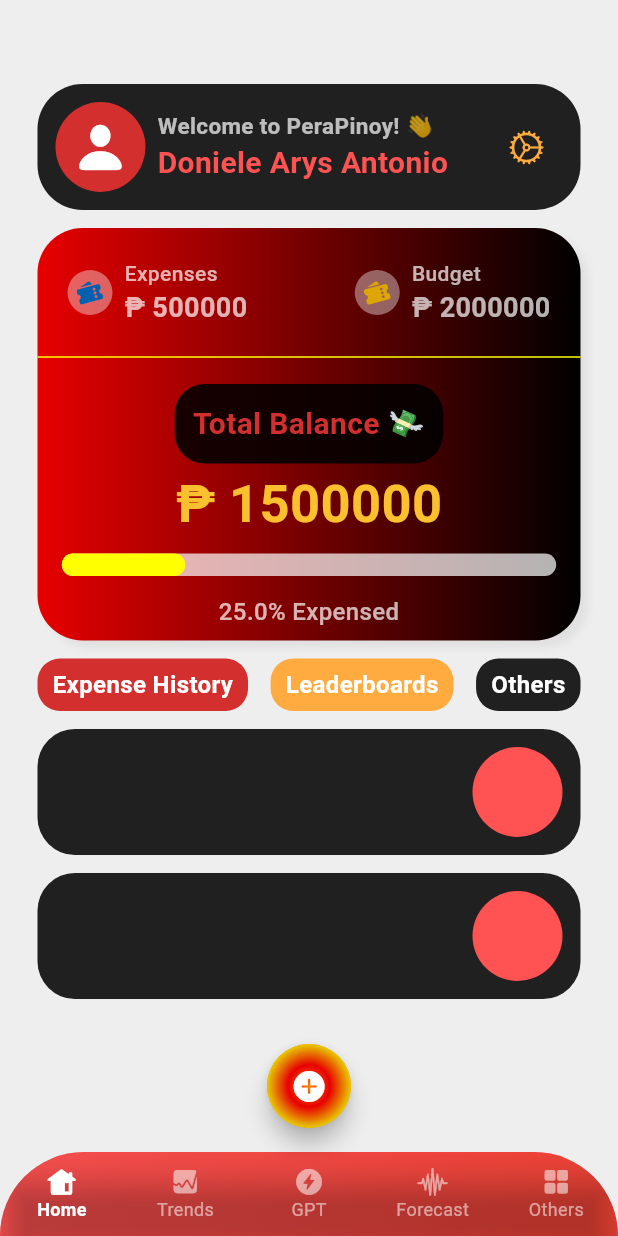
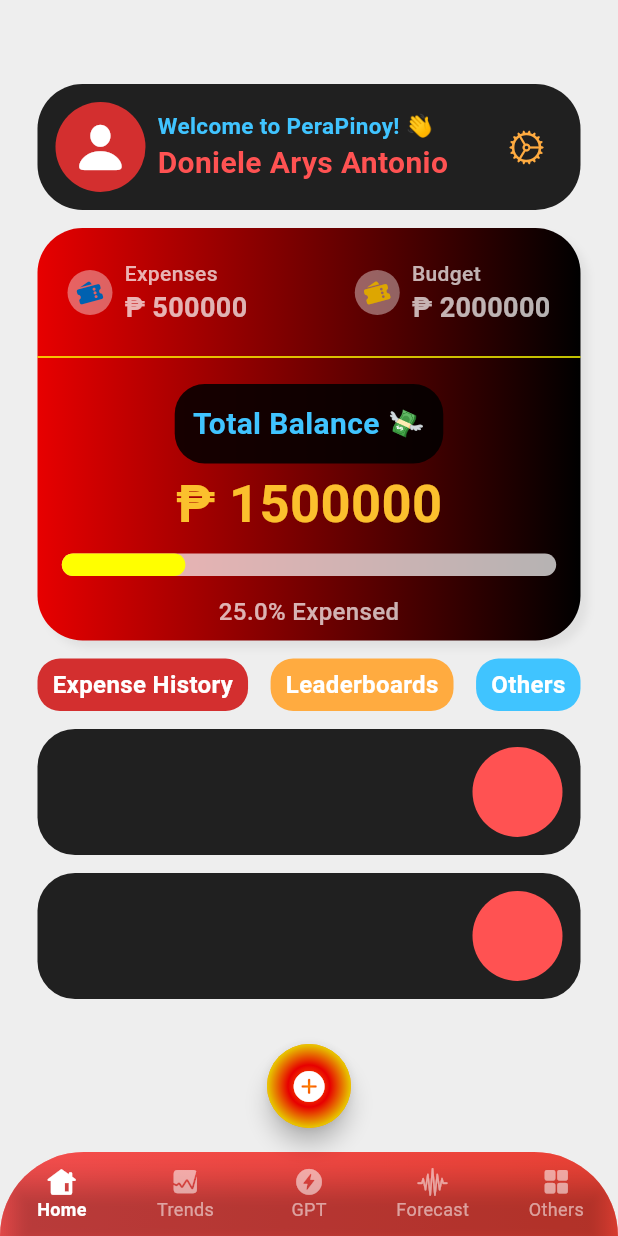
Before and after one commit to donyelqt/pera-pinoy, a Flutter app: the screen it shows after launch, on a phone screen of 412 x 824 dp. Run offline on Flutter 3.47's test engine with Material 3 defaults, Android fonts, the light colour scheme and no system bars.

Commit message:
"Updated text colors and background color in MainScreen"

```diff
--- a/lib/screens/home/views/main_screen.dart
+++ b/lib/screens/home/views/main_screen.dart
@@ -62,7 +62,7 @@
                             style: TextStyle(
                               fontSize: 15,
                               fontWeight: FontWeight.w600,
-                              color: Colors.white70,
+                              color: Colors.lightBlueAccent,
                             ),
                           ),
                           Text(
@@ -214,7 +214,7 @@
                       style: TextStyle(
                           fontSize: 20,
                           color: Colors
-                              .red[700], // Color.fromARGB(255, 216, 195, 0),
+                              .lightBlueAccent, // Color.fromARGB(255, 216, 195, 0),
                           fontWeight: FontWeight.bold),
                     ),
                   ),
@@ -304,7 +304,7 @@
                   padding:
                       EdgeInsets.symmetric(horizontal: 10.0, vertical: 6.0),
                   decoration: BoxDecoration(
-                    color: Colors.black87,
+                    color: Colors.lightBlueAccent,
                     borderRadius: BorderRadius.circular(15),
                   ),
                   child: GestureDetector(
```
